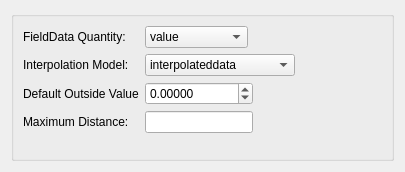
Qt form src/Interface/Modules/Fields/MapFieldDataOntoNodes.ui (SCIInstitute/SCIRun) before a commit.
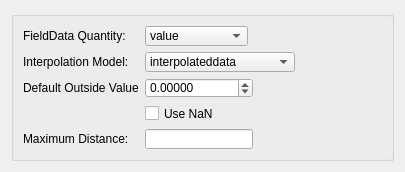
The same form after that commit.

Commit message: added nan checkbox to node mapping.  also changed some tab orderings

```diff
--- a/src/Interface/Modules/Fields/MapFieldDataOntoNodes.ui
+++ b/src/Interface/Modules/Fields/MapFieldDataOntoNodes.ui
@@ -117,16 +117,23 @@
         </property>
        </widget>
       </item>
-      <item row="3" column="0">
+      <item row="5" column="0">
        <widget class="QLabel" name="label_6">
         <property name="text">
          <string>Maximum Distance:</string>
         </property>
        </widget>
       </item>
-      <item row="3" column="1">
+      <item row="5" column="1">
        <widget class="QLineEdit" name="maximumDistanceLineEdit_"/>
       </item>
+      <item row="4" column="1">
+       <widget class="QCheckBox" name="useNanForUnassignedValuesCheckBox_">
+        <property name="text">
+         <string>Use NaN</string>
+        </property>
+       </widget>
+      </item>
      </layout>
     </widget>
    </item>
```
Left out of the diff: 26 changed lines with no effect on the pictures. The commit also changes 4 other files.
